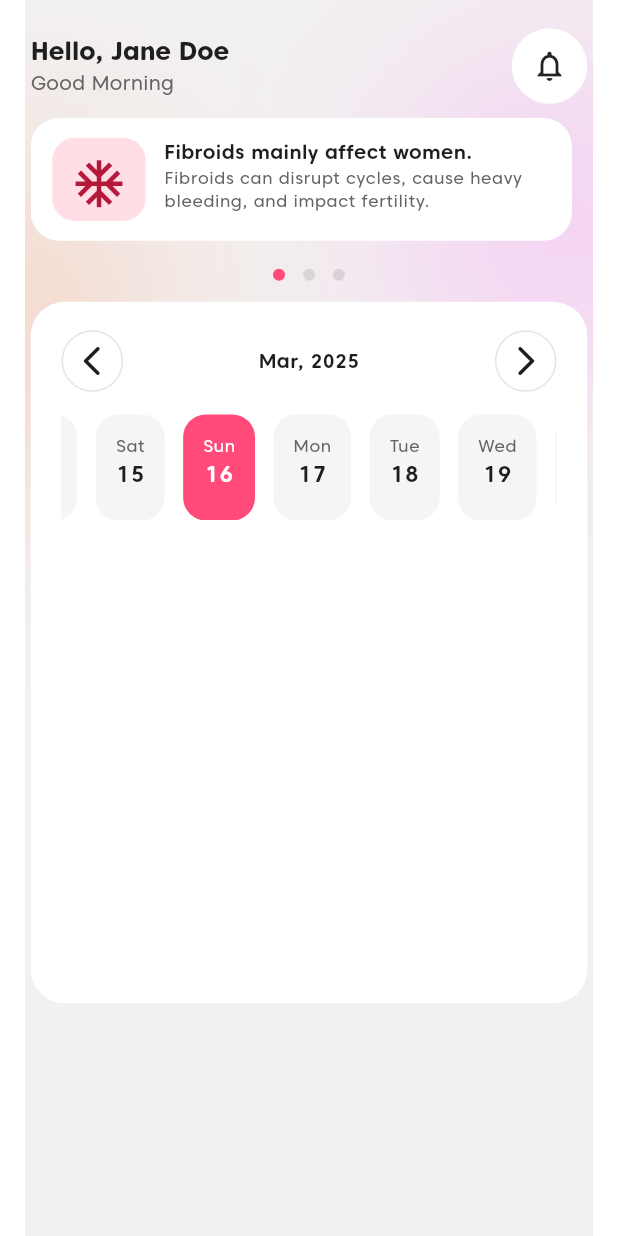
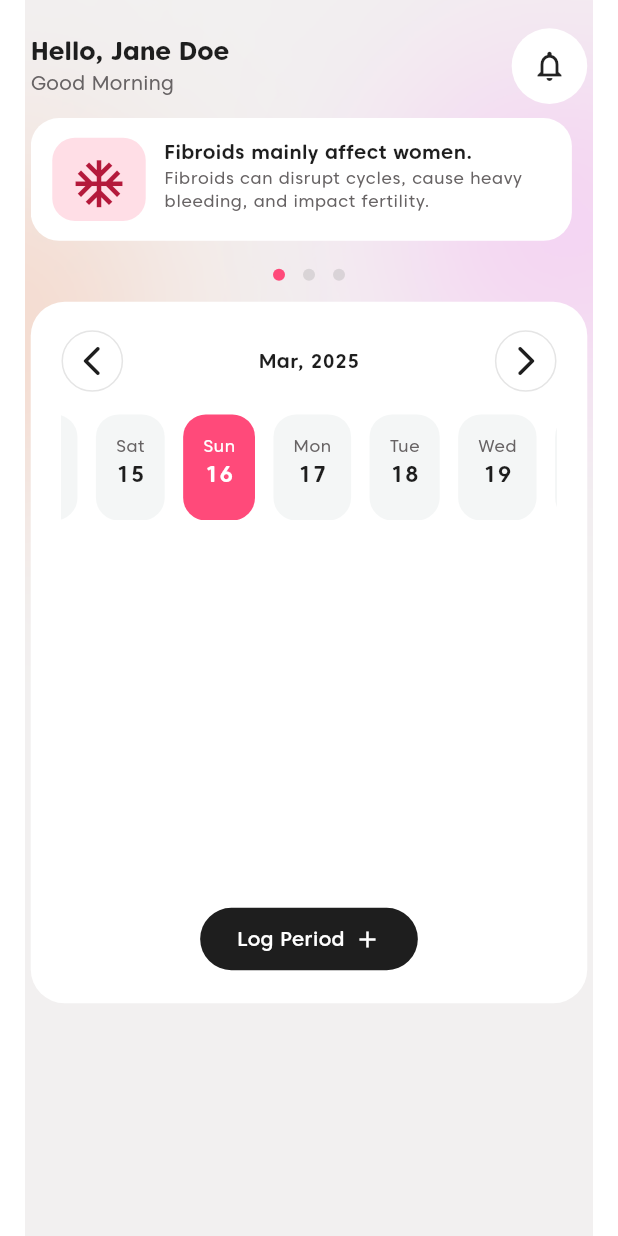
Before and after one commit to salmanbashar1009/ovella_period_tracker_app, a Flutter app: the screen it shows after launch, on a phone screen of 412 x 824 dp. Run offline on Flutter 3.47's test engine with Material 3 defaults, Android fonts, the light colour scheme and no system bars; drawn by our look-alikes of dots_indicator; our stand-ins replace flutter_screenutil, hive_flutter, shared_preferences; accounts and stored records are empty.

Commit message:
Primary button change to Elevated button

```diff
--- a/lib/theme/theme/theme_extensions/color_palette.dart
+++ b/lib/theme/theme/theme_extensions/color_palette.dart
@@ -12,4 +12,5 @@ class AppColors{
 
   static const Color iconColor = Color(0xff1E1E1E);
 
+
 }
--- a/lib/utility/utils.dart
+++ b/lib/utility/utils.dart
@@ -3,21 +3,18 @@ import 'package:flutter_screenutil/flutter_screenutil.dart';
 import 'package:ovella_period_tracker_app/constant/padding.dart';
 import 'package:ovella_period_tracker_app/theme/theme/theme_extensions/color_palette.dart';
 
-class Utils{
-
+class Utils {
   /// All method should be static method
 
   /// Back button widget
-  static Widget backButton(BuildContext context){
+  static Widget backButton(BuildContext context) {
     return GestureDetector(
-      onTap: ()=>Navigator.pop(context),
+      onTap: () => Navigator.pop(context),
       child: Container(
         padding: AppPadding.iconPadding,
-        decoration: BoxDecoration(
-          shape: BoxShape.circle,
-          color: Colors.white,
-        ),
-        child: Icon(Icons.arrow_back_ios_outlined,
+        decoration: BoxDecoration(shape: BoxShape.circle, color: Colors.white),
+        child: Icon(
+          Icons.arrow_back_ios_outlined,
           color: AppColors.iconColor,
           size: 20.r,
         ),
@@ -33,9 +30,7 @@ class Utils{
         shape: BoxShape.circle,
         color: Colors.white,
       ),
-    child: icon != null
-        ? icon // Show icon if provided
-        : (imagePath != null
+      child: icon ?? (imagePath != null
                   ? ClipOval(
                     child: Image.asset(
                       imagePath,
@@ -48,22 +43,65 @@ class Utils{
     );
   }
 
+  /// primary Button
+  static Widget primaryButton({
+    required String title,
+    double? width,
+    EdgeInsets? padding,
+    required TextTheme textTheme,
+    required ColorScheme colorScheme,
+    required onTap,
+    Icon? suffixIcon,
+    Icon? prefixIcon,
+  }) {
+    return ElevatedButton(
+      style: ElevatedButton.styleFrom(
+        padding: padding ?? EdgeInsets.zero,
+        backgroundColor: AppColors.primary,
+          elevation: 0,
+          ),
+      onPressed: onTap,
+      child: Row(
+        spacing: 6.w,
+        mainAxisAlignment: MainAxisAlignment.center,
+        mainAxisSize: MainAxisSize.min,
+        children: [
+          if(prefixIcon!=null)
+            prefixIcon,
 
+          Text(
+            title,
+            style: textTheme.bodyMedium!.copyWith(
+              color: colorScheme.onPrimary,
+            ),
+          ),
 
-  /// primary Button
-  static Widget primaryButton({required String title,required TextTheme textTheme,required ColorScheme colorScheme, required onTap}) {
-    return GestureDetector(
-      onTap: onTap,
-      child: Container(
-        height: 56.h,
-        width: double.infinity,
-        decoration: BoxDecoration(
-          color: Colors.black,
-          borderRadius: BorderRadius.circular(24),
-        ),
-        child: Center(child: Text(title, style: textTheme.bodyLarge!.copyWith(fontWeight: FontWeight.w500,color: colorScheme.onPrimary,))),
+          if(suffixIcon!=null)
+            suffixIcon,
+        ],
       ),
     );
+
+    //   GestureDetector(
+    //   onTap: onTap,
+    //   child: Container(
+    //     //   height: 56.h,
+    //      //width: 155.w,
+    //   //  padding: padding,
+    //     decoration: BoxDecoration(
+    //       color: Colors.black,
+    //       borderRadius: BorderRadius.circular(24),
+    //     ),
+    //     child: Center(
+    //       child: Text(
+    //         title,
+    //         style: textTheme.bodyLarge!.copyWith(
+    //           fontWeight: FontWeight.w500,
+    //           color: colorScheme.onPrimary,
+    //         ),
+    //       ),
+    //     ),
+    //   ),
+    // );
   }
-
 }
--- a/lib/view/home_screen/widgets/period_date_calendar/period_date_container.dart
+++ b/lib/view/home_screen/widgets/period_date_calendar/period_date_container.dart
@@ -1,6 +1,7 @@
 import 'package:flutter/material.dart';
 import 'package:flutter_screenutil/flutter_screenutil.dart';
 import 'package:ovella_period_tracker_app/theme/theme/theme_extensions/color_palette.dart';
+import 'package:ovella_period_tracker_app/utility/utils.dart';
 import 'package:ovella_period_tracker_app/view_model/home_screen_provider.dart';
 import 'package:provider/provider.dart';
 import 'package:intl/intl.dart';
@@ -105,7 +106,20 @@ class PeriodDateContainer extends StatelessWidget{
                 ),
               );
             }
+          ),
+
+          Spacer(),
+
+          Utils.primaryButton(
+              title: "Log Period",
+              padding: EdgeInsets.symmetric(horizontal: 24.w,vertical: 12.h),
+              textTheme: Theme.of(context).textTheme,
+              colorScheme: Theme.of(context).colorScheme,
+              onTap: (){},
+            suffixIcon: Icon(Icons.add,color: AppColors.onPrimary,)
           )
+
+
         ],
       ),
     );
```
Lines whose indentation alone changed are shown as unchanged.
